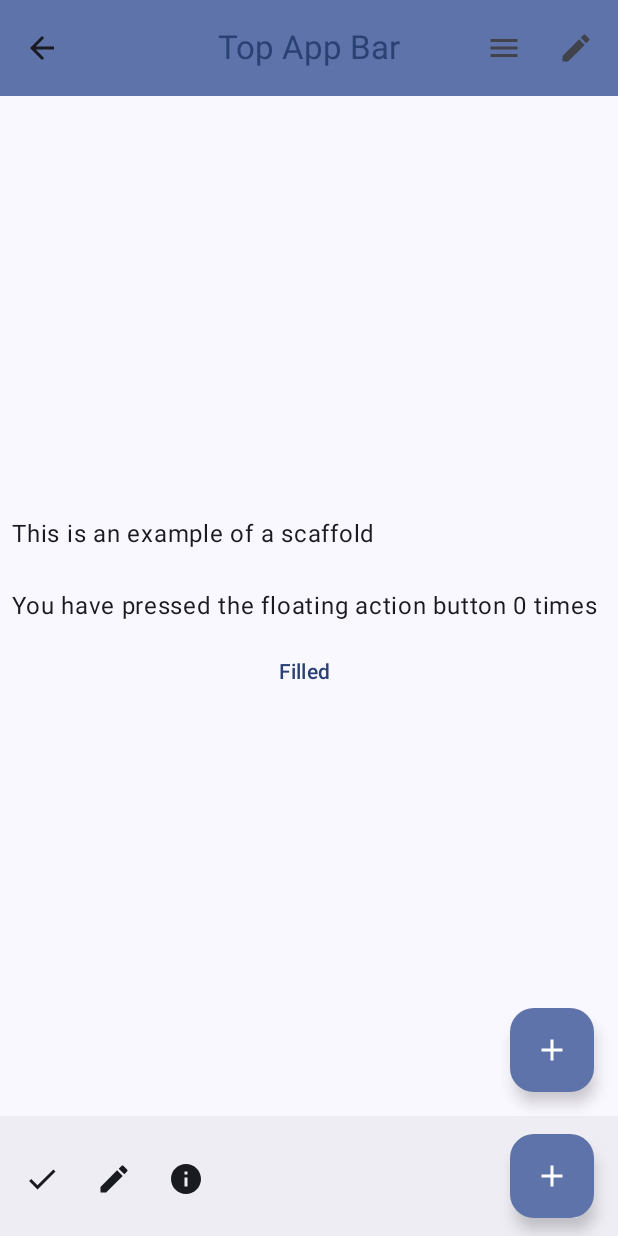
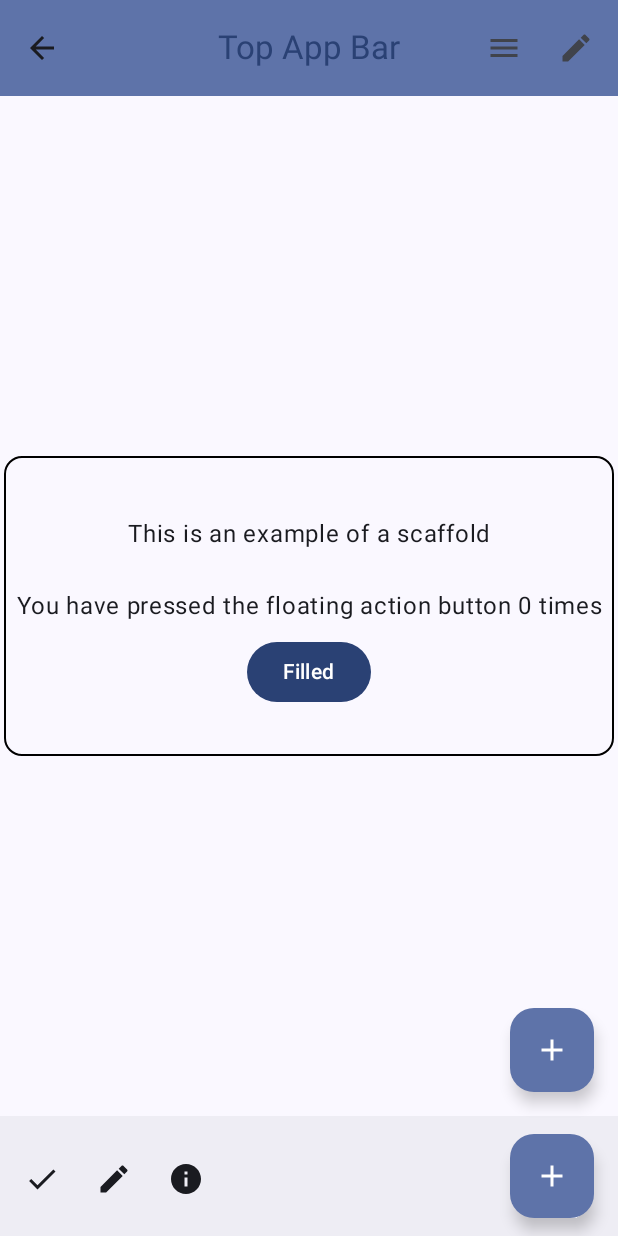
Before and after one commit to ji-circle/mobile6, an Android app built with Jetpack Compose: the screen it shows after launch (MainActivity), on a phone screen of 412 x 824 dp. Run offline under Robolectric (Android 15) with nearby library versions, the phone set to English and light mode, and no system bars.

Commit message:
add : card 종류, 수정

```diff
--- a/app/src/main/java/com/example/secondapp6/MainActivity.kt
+++ b/app/src/main/java/com/example/secondapp6/MainActivity.kt
@@ -4,6 +4,7 @@ import android.os.Bundle
 import androidx.activity.ComponentActivity
 import androidx.activity.compose.setContent
 import androidx.activity.enableEdgeToEdge
+import androidx.compose.foundation.BorderStroke
 import androidx.compose.foundation.layout.Arrangement
 import androidx.compose.foundation.layout.Column
 import androidx.compose.foundation.layout.fillMaxHeight
@@ -19,8 +20,11 @@ import androidx.compose.material.icons.filled.Info
 import androidx.compose.material.icons.filled.Menu
 import androidx.compose.material3.BottomAppBar
 import androidx.compose.material3.Button
+import androidx.compose.material3.Card
+import androidx.compose.material3.CardDefaults
 import androidx.compose.material3.CenterAlignedTopAppBar
 import androidx.compose.material3.ElevatedButton
+import androidx.compose.material3.ElevatedCard
 import androidx.compose.material3.ExperimentalMaterial3Api
 import androidx.compose.material3.FilledTonalButton
 import androidx.compose.material3.FloatingActionButton
@@ -28,6 +32,7 @@ import androidx.compose.material3.Icon
 import androidx.compose.material3.IconButton
 import androidx.compose.material3.MaterialTheme
 import androidx.compose.material3.OutlinedButton
+import androidx.compose.material3.OutlinedCard
 import androidx.compose.material3.Scaffold
 import androidx.compose.material3.Text
 import androidx.compose.material3.TextButton
@@ -42,6 +47,7 @@ import androidx.compose.runtime.saveable.rememberSaveable
 import androidx.compose.runtime.setValue
 import androidx.compose.ui.Alignment
 import androidx.compose.ui.Modifier
+import androidx.compose.ui.graphics.Color
 import androidx.compose.ui.text.style.TextAlign
 import androidx.compose.ui.tooling.preview.Preview
 import androidx.compose.ui.unit.dp
@@ -115,18 +121,48 @@ fun ScaffoldExample() {
             }
         }
     ) { innerPadding ->
+        //이 부분을 카드로 바꿔볼것임...
         Column(
-//            verticalArrangement = Arrangement.spacedBy(16.dp),
-            //  center로 바꾸기 전에, 컬럼의 영역을 전체로 바꿔준 다음에 해야 함!
-            //body에서 컬럼의 내용을 세로중앙 정렬... 중앙정렬이 아님! y축 방향으로...
             verticalArrangement = Arrangement.Center,
-            //이건 컬럼들 단위로 중앙정렬... 컬럼 안의 텍스트에 대해서는(버튼 안 텍스트 제외) 중앙정렬하지 않음
             horizontalAlignment = Alignment.CenterHorizontally,
-//            modifier = Modifier.padding(innerPadding)
-            modifier = Modifier.fillMaxHeight().padding(innerPadding)
+            modifier = Modifier.fillMaxSize().padding(innerPadding)
+            //만약 카드 가로 크기를 줄이고 싶다면 아래 코드로 해도 되더라... 나
+//            modifier = Modifier.fillMaxSize().padding(innerPadding).padding(horizontal = 30.dp)
+        ) {
+            //카드 부분... 위에 이미 패딩이 되어있어서...?
+            //  만약 카드의 영역이 치우져있다면 위의 modifier에서 수정... (height, weight 모두 범위 지정 잘 되었는지 확인)
+//            Card {
+            //그냥 card로 해도 되긴 함...
+//            ElevatedCard(
+//                //elecatedcard인 경우 더 띄우려면... (그림자생김)
+//                elevation = CardDefaults.cardElevation(
+//                    defaultElevation = 6.dp
+//                )
+//            ){
+
+            //테두리가 있는 카드가 됨... + elevation 주기도 가능.
+            OutlinedCard(
+//                elevation = CardDefaults.cardElevation(
+//                    defaultElevation = 6.dp
+//                )
+                colors = CardDefaults.cardColors(
+                    containerColor = MaterialTheme.colorScheme.surface
+                ),
+                //아웃라인 = border 수정
+                border = BorderStroke(1.dp, Color.Black)
+            ){
+                //이 안의 것들 (여기선 텍스트 덩어리와 버튼)에 대해 가운데 정렬 하고 싶다면 컬럼을 만들어 하위 내용을 감싸기
+                //  그리고 배치, 배열 관련 코드들 작성해주기
+                Column(
+                    verticalArrangement = Arrangement.Center,
+                    horizontalAlignment = Alignment.CenterHorizontally,
+                    //카드 내부의 컬럼에 대해 여백을 줘서 카드 크기를 키우기...? modifier로.
+                    modifier = Modifier.padding(vertical = 32.dp)
                 ) {
                     Text(
                         modifier = Modifier.padding((8.dp)),
+                        //텍스트에 대해 가운데정렬하려면 여기서
+                        textAlign = TextAlign.Center,
                         text =
                         """
                                     This is an example of a scaffold
@@ -134,19 +170,11 @@ fun ScaffoldExample() {
                                     You have pressed the floating action button $presses times
                                 """.trimIndent()
                     )
-            //버튼 추가
-            //  배치, 배열은 위에서, 컬럼 다음의 괄호 안에서 처리
-            //그냥 button으로 해도 됨... 색은 기본색
-//            Button(onClick = {}) {
-            //이러면 색이 바뀜... primary 색과 맞춰서 자동으로 들어감.
-//            FilledTonalButton(onClick = {}) {
-            //이러면 테두리 있는 버튼
-//            OutlinedButton(onClick = {}) {
-            //약간 입체적...?
-//            ElevatedButton(onClick = {}) {
-            //텍스트만 있는 버튼
-            TextButton(onClick = {}) {
+
+                    Button(onClick = {}) {
                         Text("Filled")
+                    }
+                }
             }
         }
     }
```
Lines whose indentation alone changed are shown as unchanged.
